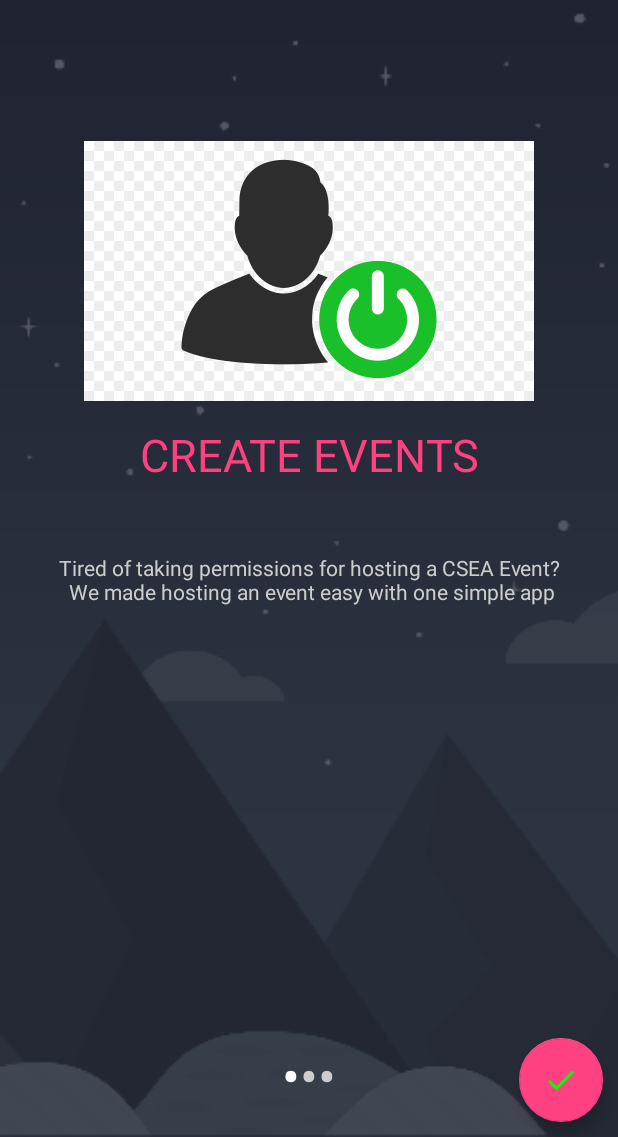
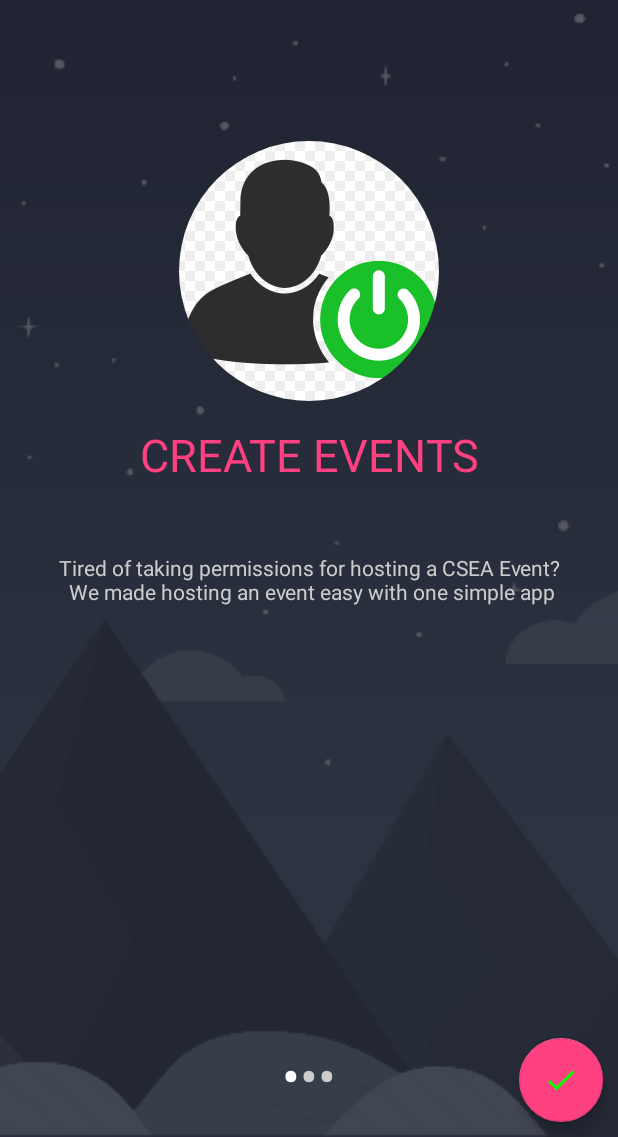
Before and after one commit to AvyChanna/csea-event-management, an Android app: the screen it shows after launch (OnBoardingActivity), on a phone screen of 412 x 824 dp, the part 99-1236 px from its top. Run offline under Robolectric (Android 15) with nearby library versions, the phone set to English and light mode, and no system bars; our stand-ins replace CircleImageView, Volley; pictures from the network do not load.

Commit message:
fixed image in ob board

```diff
--- a/CSEAEventManagement/app/src/main/res/layout/slide_layout.xml
+++ b/CSEAEventManagement/app/src/main/res/layout/slide_layout.xml
@@ -3,7 +3,7 @@
     xmlns:app="http://schemas.android.com/apk/res-auto"
     android:layout_width="match_parent" android:layout_height="match_parent">
 
-    <ImageView
+    <com.cseaeventmanagement.CircleImageView
         android:id="@+id/slide_imageView"
         android:layout_width="match_parent"
         android:layout_height="wrap_content"
```
